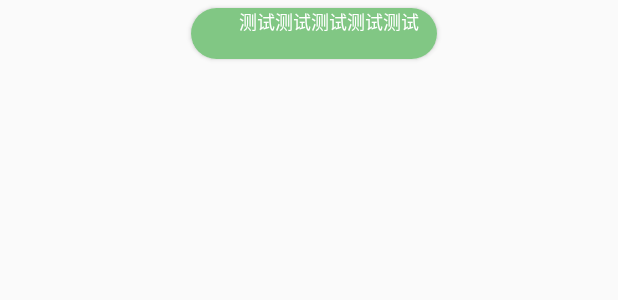
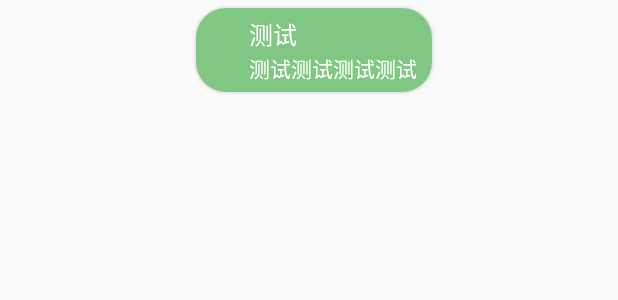
Before and after one commit to ocean-zhangyu/FloatBubble, an Android app: the layout floatnotilist_item.xml on its own in the app's theme, with its tools: preview values and no code run, on a phone screen of 412 x 824 dp. Shown: the top 300 px of the screen. Run offline under Robolectric (Android 15) with nearby library versions, the phone set to English and light mode, and no system bars.

Commit message:
修改bug,优化通知元素样式
Signed-off-by: zhangyu <2575514547@qq.com>

```diff
--- a/app/src/main/java/com/example/floatbubble/data/ProgramFlags.java
+++ b/app/src/main/java/com/example/floatbubble/data/ProgramFlags.java
@@ -3,4 +3,9 @@ package com.example.floatbubble.data;
 public class ProgramFlags {
     public final static int BUBBLE_CENTER = 0;
     public final static int BUBBLE_FLANK = 1;
+    //通知过滤标志
+    public final static int INVALIDINFO = 1;  //无效,不进行任何处理
+    public final static int SYSTEMINFO = 2;   //系统消息,不消除
+    public final static int SOCIALINFO = 3;   //社交消息,保护性处理
+    public final static int COMMONINFO = 4;   //普通消息,正常处理
 }
--- a/app/src/main/res/layout/floatnotilist_item.xml
+++ b/app/src/main/res/layout/floatnotilist_item.xml
@@ -8,43 +8,49 @@
     android:layout_marginStart="3dp"
     android:layout_gravity="center_horizontal"
     app:cardCornerRadius="20dp">
+
     <LinearLayout
         android:id="@+id/set_background"
-        android:orientation="horizontal"
         android:layout_width="match_parent"
         android:layout_height="wrap_content"
-        android:background="@color/colorNews">
+        android:background="@color/colorNews"
+        android:orientation="horizontal">
+
         <de.hdodenhof.circleimageview.CircleImageView
             android:id="@+id/app_icon"
-            android:layout_marginStart="10dp"
             android:layout_width="20dp"
             android:layout_height="20dp"
-            android:layout_gravity="center_vertical"/>
+            android:layout_gravity="center_vertical"
+            android:layout_marginStart="10dp" />
+
         <LinearLayout
+            android:layout_width="wrap_content"
+            android:layout_height="wrap_content"
+            android:layout_marginStart="5dp"
+            android:layout_marginTop="5dp"
+            android:layout_marginBottom="5dp"
+            android:layout_marginEnd="10dp"
             android:orientation="vertical"
-            android:layout_width="match_parent"
-            android:layout_height="wrap_content"
-            android:layout_marginEnd="10dp"
-            android:paddingStart="2dp"
-            android:paddingEnd="2dp">
+            >
+
             <TextView
                 android:id="@+id/send_title"
                 android:layout_width="wrap_content"
                 android:layout_height="match_parent"
-                android:text="测试测试测试测试测试"
+                android:text="测试"
                 android:textColor="#fff"
-                android:textSize="12sp" />
+                android:textSize="16sp" />
 
 
             <TextView
                 android:id="@+id/send_content"
-                android:layout_width="match_parent"
+                android:layout_width="wrap_content"
                 android:layout_height="wrap_content"
-                android:layout_marginBottom="2dp"
                 android:ellipsize="end"
                 android:maxLines="2"
+                android:text="测试测试测试测试"
                 android:textColor="#fff"
-                android:textSize="10sp" />
+                android:textSize="14sp" />
         </LinearLayout>
     </LinearLayout>
 </android.support.v7.widget.CardView>
```
Also changed, not shown: app/src/main/java/com/example/floatbubble/Util/ClassifyNotiUtil.java (+5 -16 lines), app/src/main/java/com/example/floatbubble/service/NotificationMonitorService.java (+17 -13 lines).
